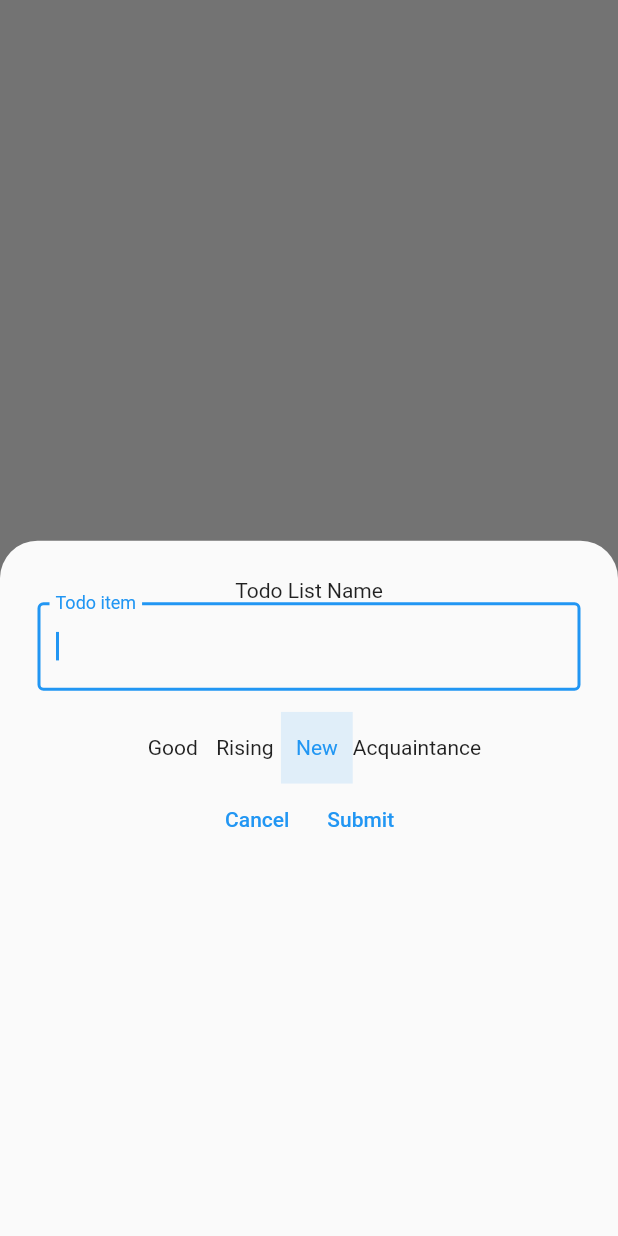
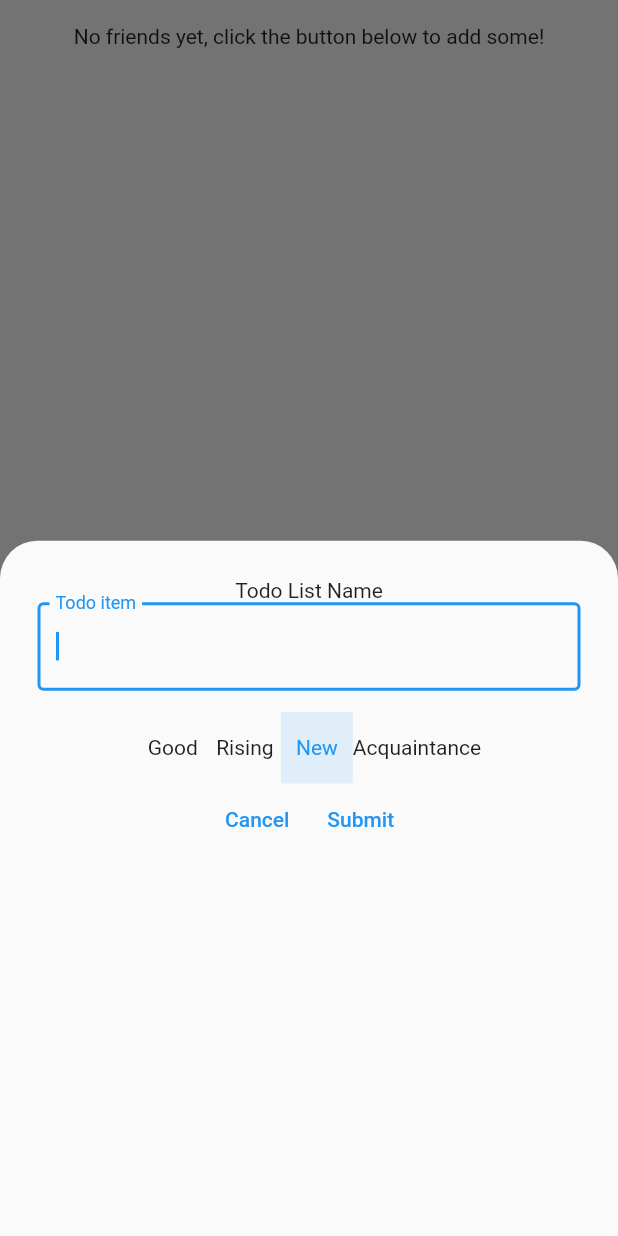
Before and after one commit to oluthje/friends-app, a Flutter app: the FriendsCard widget shown alone on an empty page, opened directly with empty values, after a tap on the "arrow forward ios" icon, after a tap on the "add" icon, on a phone screen of 412 x 824 dp. Run offline on Flutter 3.47's test engine with Material 2 defaults, Android fonts, the phone set to English and light mode, and no system bars; drawn by our look-alikes of grouped_list; our stand-ins replace cloud_firestore, firebase_auth, firebase_core, font_awesome_flutter, google_sign_in; accounts and stored records are empty.

Commit message:
No friends/groups yet warnings

```diff
--- a/lib/screens/friends_screen.dart
+++ b/lib/screens/friends_screen.dart
@@ -51,6 +51,16 @@ class _FriendsScreen extends State<FriendsScreen> {
         );
   }
 
+  dynamic noFriendsWarning(noFriends) {
+    if (noFriends) {
+      return const Padding(
+        padding: EdgeInsets.only(top: 16),
+        child: Text('No friends yet, click the button below to add some!'),
+      );
+    }
+    return const Padding(padding: EdgeInsets.zero);
+  }
+
   // This widget is the root of your application.
   @override
   Widget build(BuildContext context) {
@@ -62,8 +72,7 @@ class _FriendsScreen extends State<FriendsScreen> {
     return Scaffold(
       body: StreamBuilder<QuerySnapshot>(
         stream: friends,
-            builder:
-                (BuildContext context, AsyncSnapshot<QuerySnapshot> snapshot) {
+        builder: (BuildContext context, AsyncSnapshot<QuerySnapshot> snapshot) {
           var friendsDocs = widget.initFriends;
 
           if (snapshot.hasError) {
@@ -76,6 +85,7 @@ class _FriendsScreen extends State<FriendsScreen> {
           return Column(
             mainAxisAlignment: MainAxisAlignment.start,
             children: <Widget>[
+              noFriendsWarning(friendsDocs.isEmpty),
               NotificationListener<UserScrollNotification>(
                 onNotification: (notification) {
                   final ScrollDirection direction = notification.direction;
@@ -99,8 +109,11 @@ class _FriendsScreen extends State<FriendsScreen> {
               ),
             ],
           );
-            }),
-        floatingActionButton: AnimatedContainer(
+        },
+      ),
+      floatingActionButton: Padding(
+        padding: const EdgeInsets.only(bottom: 16),
+        child: AnimatedContainer(
           duration: const Duration(milliseconds: 250),
           curve: Curves.fastOutSlowIn,
           transform: Matrix4.translationValues(0, visible ? 0 : 100, 0),
@@ -127,6 +140,8 @@ class _FriendsScreen extends State<FriendsScreen> {
             backgroundColor: Colors.blue,
             child: const Icon(Icons.add),
           ),
-        ));
+        ),
+      ),
+    );
   }
 }
--- a/lib/screens/groups_screen.dart
+++ b/lib/screens/groups_screen.dart
@@ -34,6 +34,7 @@ class _GroupsScreen extends State<GroupsScreen> {
       constants.name: name,
       constants.friendIds: friendIDs,
       constants.userId: user.uid,
+      constants.favorited: false,
     });
     textFieldController.clear();
   }
@@ -90,6 +91,16 @@ class _GroupsScreen extends State<GroupsScreen> {
     );
   }
 
+  dynamic noGroupsWarning(noGroups) {
+    if (noGroups) {
+      return const Padding(
+        padding: EdgeInsets.only(top: 16),
+        child: Text('No groups yet, click the button below to add some!'),
+      );
+    }
+    return const Padding(padding: EdgeInsets.zero);
+  }
+
   // This widget is the root of your application.
   @override
   Widget build(BuildContext context) {
@@ -133,6 +144,7 @@ class _GroupsScreen extends State<GroupsScreen> {
               return Column(
                 mainAxisAlignment: MainAxisAlignment.center,
                 children: <Widget>[
+                  noGroupsWarning(groupsDocs.isEmpty),
                   NotificationListener<UserScrollNotification>(
                     onNotification: (notification) {
                       final ScrollDirection direction = notification.direction;
@@ -194,7 +206,9 @@ class _GroupsScreen extends State<GroupsScreen> {
           );
         },
       ),
-      floatingActionButton: AnimatedContainer(
+      floatingActionButton: Padding(
+        padding: const EdgeInsets.only(bottom: 16),
+        child: AnimatedContainer(
           duration: const Duration(milliseconds: 250),
           curve: Curves.fastOutSlowIn,
           transform: Matrix4.translationValues(0, visible ? 0 : 100, 0),
@@ -216,6 +230,7 @@ class _GroupsScreen extends State<GroupsScreen> {
             child: const Icon(Icons.add),
           ),
         ),
+      ),
     );
   }
 }
--- a/lib/widgets/cards/dashboard_card.dart
+++ b/lib/widgets/cards/dashboard_card.dart
@@ -4,13 +4,27 @@ class DashboardCard extends StatelessWidget {
   final Widget child;
   final String title;
   final Function onPressed;
+  final Icon icon;
+  final String? emptyCardMessage;
 
   const DashboardCard({
     Key? key,
     required this.child,
     required this.title,
     required this.onPressed,
+    required this.icon,
+    this.emptyCardMessage,
   }) : super(key: key);
+
+  dynamic emptyCardMessageWidget() {
+    if (emptyCardMessage != null) {
+      return Padding(
+        padding: const EdgeInsets.only(left: 16, bottom: 16, right: 16),
+        child: Text("$emptyCardMessage"),
+      );
+    }
+    return const Padding(padding: EdgeInsets.zero);
+  }
 
   @override
   Widget build(BuildContext context) {
@@ -29,10 +43,19 @@ class DashboardCard extends StatelessWidget {
               child: Row(
                 mainAxisAlignment: MainAxisAlignment.spaceBetween,
                 children: [
-                  Text(
-                    title,
-                    style: const TextStyle(
-                        fontSize: 20, fontWeight: FontWeight.bold),
+                  Row(
+                    mainAxisAlignment: MainAxisAlignment.spaceBetween,
+                    children: [
+                      Padding(
+                        padding: const EdgeInsets.only(right: 8),
+                        child: icon,
+                      ),
+                      Text(
+                        title,
+                        style: const TextStyle(
+                            fontSize: 20, fontWeight: FontWeight.bold),
+                      ),
+                    ],
                   ),
                   TextButton(
                     onPressed: () => onPressed(),
@@ -42,6 +65,7 @@ class DashboardCard extends StatelessWidget {
               ),
             ),
             child,
+            emptyCardMessageWidget(),
           ],
         ),
       ),
--- a/lib/widgets/friends/friends_card.dart
+++ b/lib/widgets/friends/friends_card.dart
@@ -9,7 +9,10 @@ import 'package:friends/constants.dart' as constants;
 class FriendsCard extends StatelessWidget {
   final List friends;
 
-  const FriendsCard({Key? key, required this.friends}) : super(key: key);
+  const FriendsCard({
+    Key? key,
+    required this.friends,
+  }) : super(key: key);
 
   List sortedFriendsByImportance() {
     List sorted = friends;
@@ -28,6 +31,9 @@ class FriendsCard extends StatelessWidget {
 
     return DashboardCard(
       title: 'Friends',
+      icon: const Icon(Icons.home),
+      emptyCardMessage:
+          friends.isEmpty ? "No friends yet, click here to add some!" : null,
       onPressed: () => showBottomSheet(
         context: context,
         builder: (context) => SizedBox(
@@ -44,7 +50,6 @@ class FriendsCard extends StatelessWidget {
             itemBuilder: (context, int index) {
               return FriendsListTile(
                 name: sortedFriends[index][constants.name],
-                // onTap: () {},
               );
             },
           ),
--- a/lib/widgets/groups/groups_card.dart
+++ b/lib/widgets/groups/groups_card.dart
@@ -40,6 +40,9 @@ class GroupsCard extends StatelessWidget {
 
     return DashboardCard(
       title: 'Groups',
+      icon: const Icon(Icons.groups),
+      emptyCardMessage:
+          groups.isEmpty ? "No groups yet, click here to add some!" : null,
       onPressed: () => showBottomSheet(
         context: context,
         builder: (context) => GroupsScreen(
```
Lines whose indentation alone changed are shown as unchanged.
